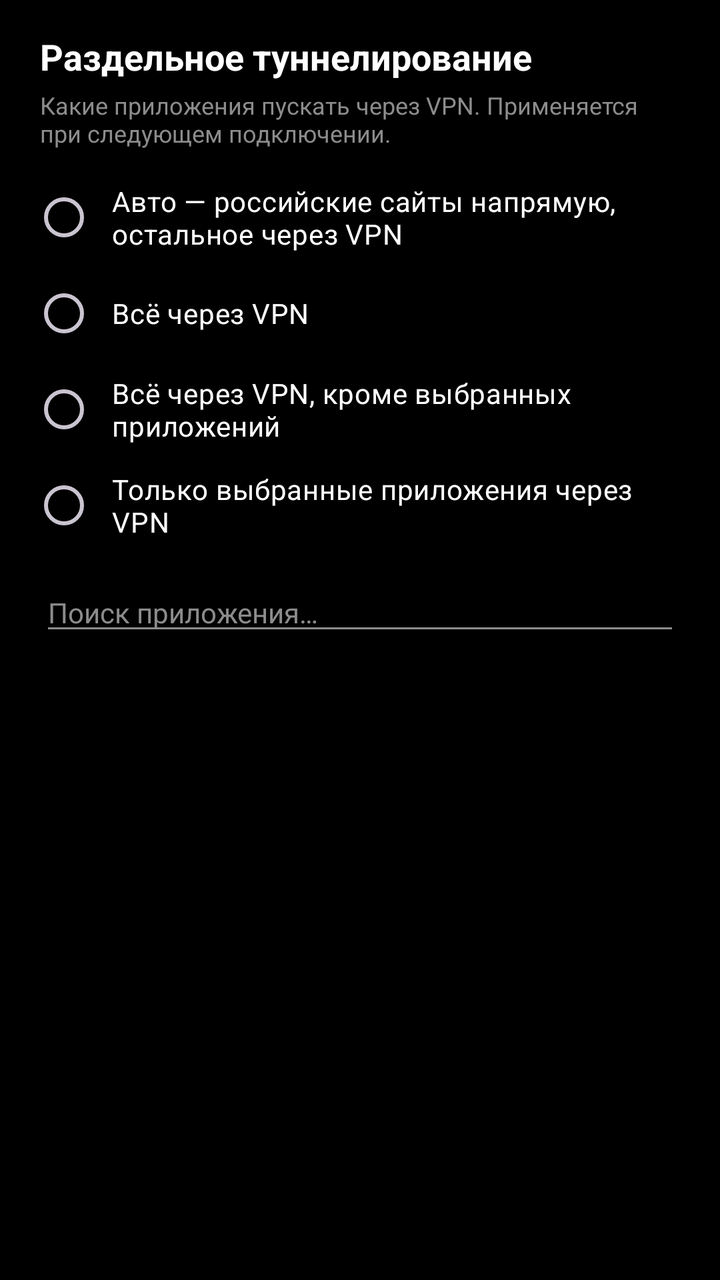
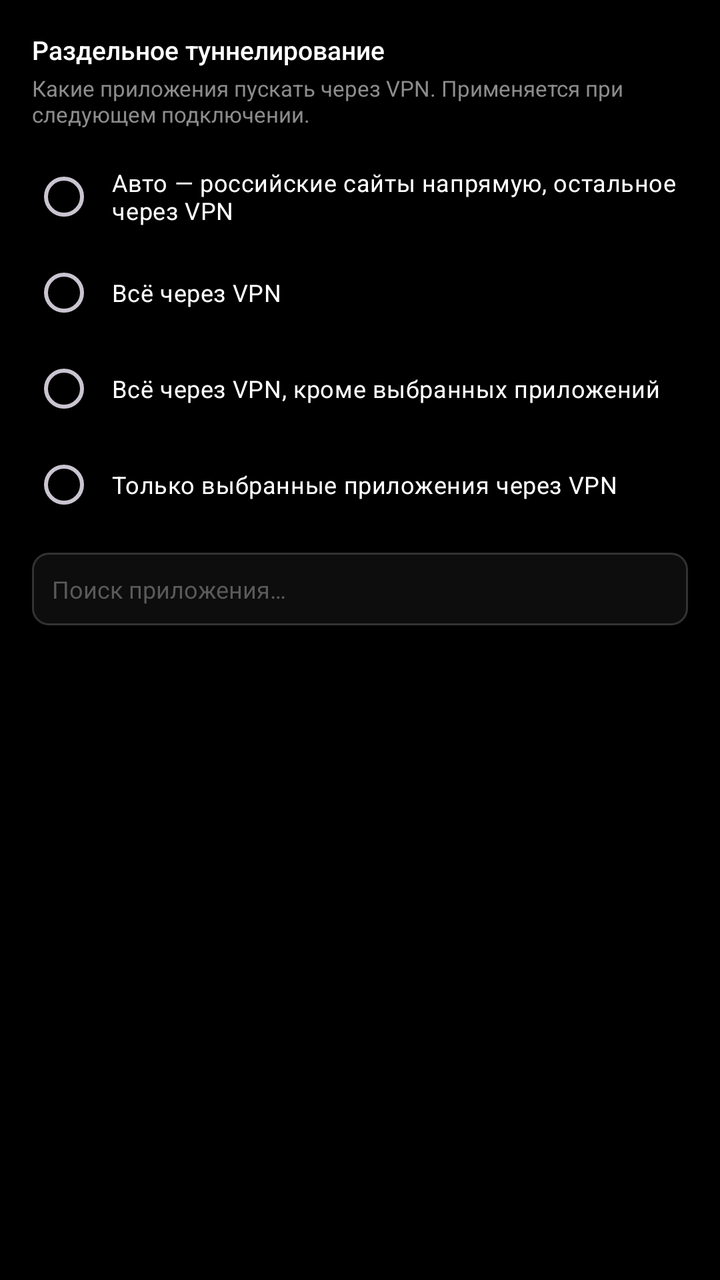

An Android layout rendered at two revisions. The XML below is the earlier revision; the diff shows what the commit changed to produce the second picture.
<!-- AndroidManifest.xml: application theme Theme.SCVPN -->
<!-- res/layout/activity_split.xml -->
<?xml version="1.0" encoding="utf-8"?>
<LinearLayout xmlns:android="http://schemas.android.com/apk/res/android"
    android:layout_width="match_parent"
    android:layout_height="match_parent"
    android:orientation="vertical"
    android:background="@color/bg"
    android:fitsSystemWindows="true">

    <TextView
        android:layout_width="match_parent"
        android:layout_height="wrap_content"
        android:paddingStart="20dp"
        android:paddingEnd="20dp"
        android:paddingTop="16dp"
        android:text="@string/split_title"
        android:textColor="@color/text"
        android:textSize="18sp"
        android:textStyle="bold" />

    <TextView
        android:layout_width="match_parent"
        android:layout_height="wrap_content"
        android:paddingStart="20dp"
        android:paddingEnd="20dp"
        android:paddingTop="4dp"
        android:paddingBottom="10dp"
        android:text="@string/split_hint"
        android:textColor="@color/text_dim"
        android:textSize="12sp" />

    <RadioGroup
        android:id="@+id/modes"
        android:layout_width="match_parent"
        android:layout_height="wrap_content"
        android:paddingStart="16dp"
        android:paddingEnd="16dp"
        android:orientation="vertical">

        <RadioButton
            android:id="@+id/mode_auto"
            android:layout_width="match_parent"
            android:layout_height="wrap_content"
            android:text="@string/split_auto"
            android:textColor="@color/text"
            android:paddingStart="8dp" />

        <RadioButton
            android:id="@+id/mode_off"
            android:layout_width="match_parent"
            android:layout_height="wrap_content"
            android:text="@string/split_off"
            android:textColor="@color/text"
            android:paddingStart="8dp" />

        <RadioButton
            android:id="@+id/mode_exclude"
            android:layout_width="match_parent"
            android:layout_height="wrap_content"
            android:text="@string/split_exclude"
            android:textColor="@color/text"
            android:paddingStart="8dp" />

        <RadioButton
            android:id="@+id/mode_include"
            android:layout_width="match_parent"
            android:layout_height="wrap_content"
            android:text="@string/split_include"
            android:textColor="@color/text"
            android:paddingStart="8dp" />
    </RadioGroup>

    <EditText
        android:id="@+id/search"
        android:layout_width="match_parent"
        android:layout_height="wrap_content"
        android:layout_marginStart="20dp"
        android:layout_marginEnd="20dp"
        android:layout_marginTop="10dp"
        android:hint="@string/split_search"
        android:inputType="text"
        android:maxLines="1"
        android:textColor="@color/text"
        android:textColorHint="@color/text_dim"
        android:textSize="14sp"
        android:autofillHints="" />

    <ListView
        android:id="@+id/apps"
        android:layout_width="match_parent"
        android:layout_height="0dp"
        android:layout_weight="1"
        android:layout_marginTop="8dp"
        android:paddingStart="12dp"
        android:paddingEnd="12dp"
        android:paddingBottom="12dp"
        android:clipToPadding="false"
        android:divider="@null"
        android:dividerHeight="0dp"
        android:scrollbars="none" />

    <ProgressBar
        android:id="@+id/loading"
        android:layout_width="wrap_content"
        android:layout_height="wrap_content"
        android:layout_gravity="center_horizontal"
        android:layout_marginBottom="16dp" />
</LinearLayout>
<!-- resources referenced by this layout -->
<resources>
  <color name="bg">#000000</color>
  <color name="text">#FFFFFF</color>
  <color name="text_dim">#8C8C8C</color>
  <string name="split_auto">Авто — российские сайты напрямую, остальное через VPN</string>
  <string name="split_exclude">Всё через VPN, кроме выбранных приложений</string>
  <string name="split_hint">Какие приложения пускать через VPN. Применяется при следующем подключении.</string>
  <string name="split_include">Только выбранные приложения через VPN</string>
  <string name="split_off">Всё через VPN</string>
  <string name="split_search">Поиск приложения…</string>
  <string name="split_title">Раздельное туннелирование</string>
  <style name="Theme.SCVPN" parent="Theme.Material3.Dark.NoActionBar">
          <item name="android:colorBackground">@color/bg</item>
          <item name="android:windowBackground">@color/bg</item>
          <item name="android:statusBarColor">@color/bg</item>
          <item name="android:navigationBarColor">@color/bg</item>
          <item name="android:textColorPrimary">@color/text</item>
          <item name="android:textColorSecondary">@color/text_dim</item>
          <item name="colorPrimary">@color/accent</item>
          <item name="colorAccent">@color/accent</item>
          <item name="android:windowLightStatusBar" tools:targetApi="m">false</item>
      </style>
  <color name="accent">#FFFFFF</color>
</resources>

<!-- the commit's change to res/layout/activity_split.xml (unified diff, before → after) -->
@@ -7,81 +7,85 @@
     android:fitsSystemWindows="true">
 
     <TextView
+        style="@style/Text.RowTitle"
         android:layout_width="match_parent"
         android:layout_height="wrap_content"
-        android:paddingStart="20dp"
-        android:paddingEnd="20dp"
-        android:paddingTop="16dp"
-        android:text="@string/split_title"
-        android:textColor="@color/text"
-        android:textSize="18sp"
-        android:textStyle="bold" />
+        android:paddingStart="@dimen/field"
+        android:paddingEnd="@dimen/field"
+        android:paddingTop="@dimen/sheet_pad_v"
+        android:text="@string/split_title" />
 
     <TextView
+        style="@style/Text.RowDetail"
         android:layout_width="match_parent"
         android:layout_height="wrap_content"
-        android:paddingStart="20dp"
-        android:paddingEnd="20dp"
-        android:paddingTop="4dp"
-        android:paddingBottom="10dp"
-        android:text="@string/split_hint"
-        android:textColor="@color/text_dim"
-        android:textSize="12sp" />
+        android:paddingStart="@dimen/field"
+        android:paddingEnd="@dimen/field"
+        android:paddingTop="@dimen/row_text_spacing"
+        android:paddingBottom="@dimen/sheet_gap"
+        android:text="@string/split_hint" />
 
     <RadioGroup
         android:id="@+id/modes"
         android:layout_width="match_parent"
         android:layout_height="wrap_content"
-        android:paddingStart="16dp"
-        android:paddingEnd="16dp"
+        android:paddingStart="@dimen/field"
+        android:paddingEnd="@dimen/field"
         android:orientation="vertical">
 
         <RadioButton
             android:id="@+id/mode_auto"
+            style="@style/Text.Substatus"
             android:layout_width="match_parent"
             android:layout_height="wrap_content"
+            android:paddingStart="@dimen/row_gap"
             android:text="@string/split_auto"
-            android:textColor="@color/text"
-            android:paddingStart="8dp" />
+            android:textColor="@color/text" />
 
         <RadioButton
             android:id="@+id/mode_off"
+            style="@style/Text.Substatus"
             android:layout_width="match_parent"
             android:layout_height="wrap_content"
+            android:paddingStart="@dimen/row_gap"
             android:text="@string/split_off"
-            android:textColor="@color/text"
-            android:paddingStart="8dp" />
+            android:textColor="@color/text" />
 
         <RadioButton
             android:id="@+id/mode_exclude"
+            style="@style/Text.Substatus"
             android:layout_width="match_parent"
             android:layout_height="wrap_content"
+            android:paddingStart="@dimen/row_gap"
             android:text="@string/split_exclude"
-            android:textColor="@color/text"
-            android:paddingStart="8dp" />
+            android:textColor="@color/text" />
 
         <RadioButton
             android:id="@+id/mode_include"
+            style="@style/Text.Substatus"
             android:layout_width="match_parent"
             android:layout_height="wrap_content"
+            android:paddingStart="@dimen/row_gap"
             android:text="@string/split_include"
-            android:textColor="@color/text"
-            android:paddingStart="8dp" />
+            android:textColor="@color/text" />
     </RadioGroup>
 
+    
     <EditText
         android:id="@+id/search"
+        style="@style/Text.Substatus"
         android:layout_width="match_parent"
         android:layout_height="wrap_content"
-        android:layout_marginStart="20dp"
-        android:layout_marginEnd="20dp"
-        android:layout_marginTop="10dp"
+        android:layout_marginStart="@dimen/field"
+        android:layout_marginEnd="@dimen/field"
+        android:layout_marginTop="@dimen/sheet_gap"
+        android:background="@drawable/bg_card"
+        android:padding="@dimen/sheet_gap"
         android:hint="@string/split_search"
         android:inputType="text"
         android:maxLines="1"
         android:textColor="@color/text"
-        android:textColorHint="@color/text_dim"
-        android:textSize="14sp"
+        android:textColorHint="@color/muted"
         android:autofillHints="" />
 
     <ListView
@@ -89,13 +93,14 @@
         android:layout_width="match_parent"
         android:layout_height="0dp"
         android:layout_weight="1"
-        android:layout_marginTop="8dp"
-        android:paddingStart="12dp"
-        android:paddingEnd="12dp"
-        android:paddingBottom="12dp"
+        android:layout_marginTop="@dimen/empty_gap"
+        android:paddingBottom="@dimen/list_bottom"
         android:clipToPadding="false"
-        android:divider="@null"
-        android:dividerHeight="0dp"
+        android:divider="@drawable/row_divider"
+        android:dividerHeight="@dimen/hairline"
+        android:footerDividersEnabled="false"
+        android:headerDividersEnabled="false"
+        android:listSelector="@drawable/row_selector"
         android:scrollbars="none" />
 
     <ProgressBar
@@ -103,5 +108,5 @@
         android:layout_width="wrap_content"
         android:layout_height="wrap_content"
         android:layout_gravity="center_horizontal"
-        android:layout_marginBottom="16dp" />
+        android:layout_marginBottom="@dimen/sheet_pad_v" />
 </LinearLayout>
<!-- resource entries referenced after the edit -->
@@ -1,8 +1,41 @@
 <!-- resources referenced by this layout -->
 <resources>
   <color name="bg">#000000</color>
+  <color name="muted">#5A5A5A</color>
   <color name="text">#FFFFFF</color>
+  <dimen name="empty_gap">8dp</dimen>
+  <dimen name="field">16dp</dimen>
+  <dimen name="hairline">1dp</dimen>
+  <dimen name="list_bottom">10dp</dimen>
+  <dimen name="row_gap">8dp</dimen>
+  <dimen name="row_text_spacing">3dp</dimen>
+  <dimen name="sheet_gap">10dp</dimen>
+  <dimen name="sheet_pad_v">16dp</dimen>
+  <!-- drawable bg_card (drawable) -->
+  <?xml version="1.0" encoding="utf-8"?>
+  <shape xmlns:android="http://schemas.android.com/apk/res/android"
+      android:shape="rectangle">
+      <solid android:color="@color/surface" />
+      <corners android:radius="@dimen/box_corner" />
+      <stroke android:width="@dimen/hairline" android:color="@color/stroke" />
+  </shape>
+  <!-- drawable row_divider (drawable) -->
+  <?xml version="1.0" encoding="utf-8"?>
+  <inset xmlns:android="http://schemas.android.com/apk/res/android"
+      android:insetLeft="@dimen/field">
+      <shape android:shape="rectangle">
+          <solid android:color="@color/stroke" />
+      </shape>
+  </inset>
+  <!-- drawable row_selector (drawable) -->
+  <?xml version="1.0" encoding="utf-8"?>
+  <selector xmlns:android="http://schemas.android.com/apk/res/android">
+      <item android:state_pressed="true" android:drawable="@color/surface" />
+      <item android:drawable="@android:color/transparent" />
+  </selector>
   <color name="text_dim">#8C8C8C</color>
+  <dimen name="text_row_title">13sp</dimen>
+  <dimen name="text_substatus">12sp</dimen>
   <string name="split_auto">Авто — российские сайты напрямую, остальное через VPN</string>
   <string name="split_exclude">Всё через VPN, кроме выбранных приложений</string>
   <string name="split_hint">Какие приложения пускать через VPN. Применяется при следующем подключении.</string>
@@ -10,6 +43,20 @@
   <string name="split_off">Всё через VPN</string>
   <string name="split_search">Поиск приложения…</string>
   <string name="split_title">Раздельное туннелирование</string>
+  <style name="Text.RowDetail" parent="">
+          <item name="android:textSize">@dimen/text_row_detail</item>
+          <item name="android:textColor">@color/text_dim</item>
+      </style>
+  <style name="Text.RowTitle" parent="">
+          <item name="android:textSize">@dimen/text_row_title</item>
+          <item name="android:fontFamily">sans-serif-medium</item>
+          <item name="android:textColor">@color/text</item>
+      </style>
+  <style name="Text.Substatus" parent="">
+          <item name="android:textSize">@dimen/text_substatus</item>
+          <item name="android:fontFeatureSettings">tnum</item>
+          <item name="android:textColor">@color/text_dim</item>
+      </style>
   <style name="Theme.SCVPN" parent="Theme.Material3.Dark.NoActionBar">
           <item name="android:colorBackground">@color/bg</item>
           <item name="android:windowBackground">@color/bg</item>
@@ -21,6 +68,10 @@
           <item name="colorAccent">@color/accent</item>
           <item name="android:windowLightStatusBar" tools:targetApi="m">false</item>
       </style>
+  <color name="surface">#0D0D0D</color>
+  <dimen name="box_corner">8dp</dimen>
+  <color name="stroke">#333333</color>
+  <dimen name="text_row_detail">11sp</dimen>
   <color name="accent">#FFFFFF</color>
 </resources>
 
